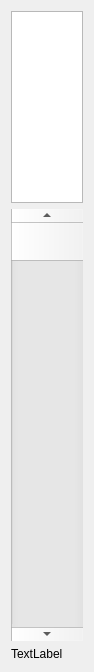
This is PycharmProjects/classMain/Slider.ui in KittoNoKatsu/classMain as Qt 5 draws it before an edit. The edited form follows.
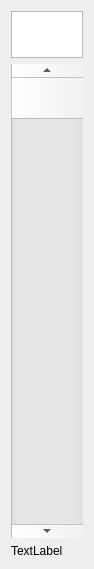
This is the edited form.

Patch:
```diff
--- a/PycharmProjects/classMain/Slider.ui
+++ b/PycharmProjects/classMain/Slider.ui
@@ -7,7 +7,7 @@
     <x>0</x>
     <y>0</y>
     <width>94</width>
-    <height>672</height>
+    <height>569</height>
    </rect>
   </property>
   <property name="sizePolicy">
@@ -30,14 +30,14 @@
     <widget class="QTextEdit" name="textEdit">
      <property name="sizePolicy">
       <sizepolicy hsizetype="Minimum" vsizetype="Minimum">
-       <horstretch>0</horstretch>
-       <verstretch>0</verstretch>
+       <horstretch>1</horstretch>
+       <verstretch>1</verstretch>
       </sizepolicy>
      </property>
      <property name="minimumSize">
       <size>
-       <width>0</width>
-       <height>0</height>
+       <width>5</width>
+       <height>5</height>
       </size>
      </property>
     </widget>
@@ -45,9 +45,9 @@
    <item>
     <widget class="QScrollBar" name="verticalScrollBar">
      <property name="sizePolicy">
-      <sizepolicy hsizetype="MinimumExpanding" vsizetype="Expanding">
-       <horstretch>0</horstretch>
-       <verstretch>0</verstretch>
+      <sizepolicy hsizetype="Minimum" vsizetype="Expanding">
+       <horstretch>10</horstretch>
+       <verstretch>10</verstretch>
       </sizepolicy>
      </property>
      <property name="orientation">
@@ -58,7 +58,7 @@
    <item>
     <widget class="QLabel" name="label">
      <property name="sizePolicy">
-      <sizepolicy hsizetype="Preferred" vsizetype="Minimum">
+      <sizepolicy hsizetype="Minimum" vsizetype="Minimum">
        <horstretch>0</horstretch>
        <verstretch>0</verstretch>
       </sizepolicy>
```
